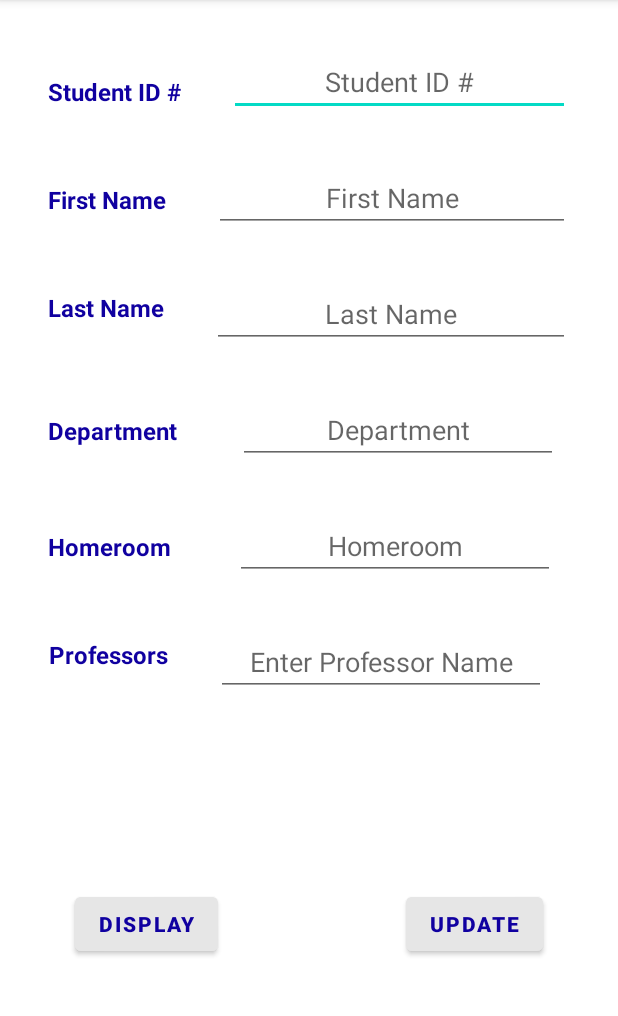
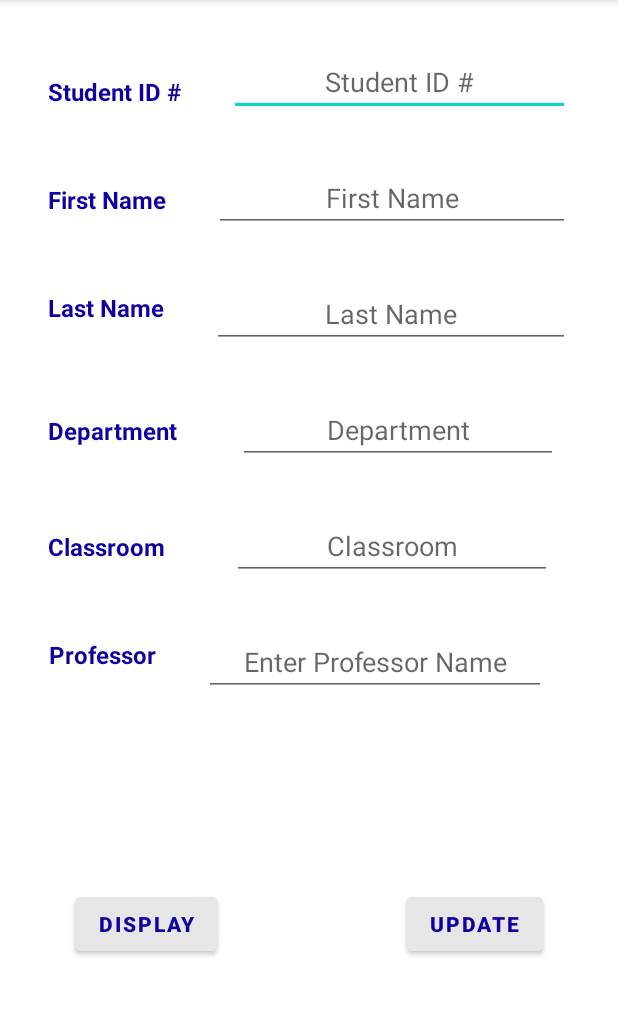
Before and after one commit to mbutt19/COMP304, an Android app: the UpdateInfoActivity screen opened directly, with no data from a screen before it, on a phone screen of 412 x 824 dp, the part 84-1100 px from its top. Run offline under Robolectric (Android 15) with nearby library versions, the phone set to English and light mode, and no system bars; our stand-ins replace Room's generated code.

Commit message:
Partially working Student insert

```diff
--- a/Group3_COMP304Sec002_Lab4/app/src/main/java/com/example/group3_comp304sec002_lab4/StudentActivity.java
+++ b/Group3_COMP304Sec002_Lab4/app/src/main/java/com/example/group3_comp304sec002_lab4/StudentActivity.java
@@ -19,7 +19,6 @@ import java.util.List;
 public class StudentActivity extends AppCompatActivity {
     private StudentViewModel studentVM;
     private String results;
-    private List<Student> raw;
     private TextView stuTv;
     @Override
     protected void onCreate(Bundle savedInstanceState) {
@@ -53,7 +52,7 @@ public class StudentActivity extends AppCompatActivity {
                                 @Override
                                 public void onChanged(@Nullable List<Student> student) {
                                     if (!student.isEmpty()) {
-                                        Student stu = (Student) student.remove(0);
+                                        Student stu = student.remove(0);
                                         results = "ID#: " + stu.getStudentId() + "\nFirst Name: " + stu.getFirstName() +
                                                 "\nLast Name: " + stu.getLastName() + "\nDepartment: " + stu.getDepartment() +
                                                 "\nClassroom: " + stu.getClassroom() + "\nProfessor Id: " + stu.getProfessorId();
--- a/Group3_COMP304Sec002_Lab4/app/src/main/java/com/example/group3_comp304sec002_lab4/UpdateInfoActivity.java
+++ b/Group3_COMP304Sec002_Lab4/app/src/main/java/com/example/group3_comp304sec002_lab4/UpdateInfoActivity.java
@@ -1,14 +1,91 @@
 package com.example.group3_comp304sec002_lab4;
 
+import androidx.annotation.Nullable;
 import androidx.appcompat.app.AppCompatActivity;
+import androidx.lifecycle.Observer;
+import androidx.lifecycle.ViewModelProviders;
 
 import android.os.Bundle;
+import android.view.View;
+import android.widget.Button;
+import android.widget.EditText;
+import android.widget.TextView;
+import android.widget.Toast;
+
+import java.util.List;
 
 public class UpdateInfoActivity extends AppCompatActivity {
+    private StudentViewModel studentVM;
+    private String results;
+    private Button displayBtn;
+    private Button updateBtn;
+    private int sidInput;
+    private Student student;
 
     @Override
     protected void onCreate(Bundle savedInstanceState) {
         super.onCreate(savedInstanceState);
         setContentView(R.layout.activity_update_info);
+        // Inputs
+        EditText sid = findViewById(R.id.studentIdInput);
+        EditText cid = findViewById(R.id.studentHrInput);
+        EditText pid = findViewById(R.id.professorList);
+        EditText fn = findViewById(R.id.studentFNInput);
+        EditText ln = findViewById(R.id.studentLnInput);
+        EditText dept = findViewById(R.id.studentDeptInput);
+        // View model
+        studentVM = ViewModelProviders.of(this).get(StudentViewModel.class);
+
+        displayBtn = findViewById(R.id.studentDisplayBtn);
+        displayBtn.setOnClickListener(new View.OnClickListener() {
+            public void onClick(View v) {
+                try{
+                    sidInput = Integer.parseInt(sid.getText().toString());
+                    studentVM.getSelectStudent(sidInput).observe(UpdateInfoActivity.this,
+                            new Observer<List<Student>>() {
+                                @Override
+                                public void onChanged(@Nullable List<Student> student) {
+                                    if (!student.isEmpty()) {
+                                        Student stu = student.remove(0);
+                                        Toast.makeText(UpdateInfoActivity.this, stu.toString(), Toast.LENGTH_LONG);
+                                        sid.setText(Integer.toString(stu.getStudentId()));
+                                        pid.setText(Integer.toString(stu.getProfessorId()));
+                                        cid.setText(Integer.toString(stu.getClassroom()));
+                                        fn.setText(stu.getFirstName());
+                                        ln.setText(stu.getLastName());
+                                        dept.setText(stu.getDepartment());
+                                    } else {
+                                        Toast.makeText(UpdateInfoActivity.this, "Enter Student ID#", Toast.LENGTH_LONG);
+                                    }
+                                }
+                            });
+                }
+                catch (Exception e){
+                    Toast.makeText(UpdateInfoActivity.this, "Student ID# Not Found", Toast.LENGTH_LONG);
+                }
+            }
+        });
+
+        updateBtn = findViewById(R.id.studentUpdateBtn);
+        updateBtn.setOnClickListener(new View.OnClickListener() {
+            public void onClick(View v) {
+                try{
+                    if(sid.getText().toString().isEmpty() || pid.getText().toString().isEmpty() ||
+                    cid.getText().toString().isEmpty() || fn.getText().toString().isEmpty() ||
+                    ln.getText().toString().isEmpty() || dept.getText().toString().isEmpty()){
+                        Toast.makeText(UpdateInfoActivity.this, "Complete All Fields", Toast.LENGTH_LONG);
+                    }
+                    else{
+                        student = new Student(Integer.parseInt(sid.getText().toString()),
+                                fn.getText().toString(), ln.getText().toString(), dept.getText().toString(),
+                                Integer.parseInt(cid.getText().toString()), Integer.parseInt(pid.getText().toString()));
+                        studentVM.insertStudent(student);
+                    }
+                }
+                catch (Exception e){
+                    Toast.makeText(UpdateInfoActivity.this, "Student ID# Not Found", Toast.LENGTH_LONG);
+                }
+            }
+        });
     }
 }
--- a/Group3_COMP304Sec002_Lab4/app/src/main/res/values/strings.xml
+++ b/Group3_COMP304Sec002_Lab4/app/src/main/res/values/strings.xml
@@ -14,8 +14,8 @@
     <string name="fn">First Name</string>
     <string name="ln">Last Name</string>
     <string name="dept">Department</string>
-    <string name="hr">Homeroom</string>
-    <string name="prof">Professors</string>
+    <string name="hr">Classroom</string>
+    <string name="prof">Professor</string>
     <string name="display">Display</string>
     <string name="profHint">Enter Professor Name</string>
     <string name="classMsg">Enter Classroom Data</string>
```
